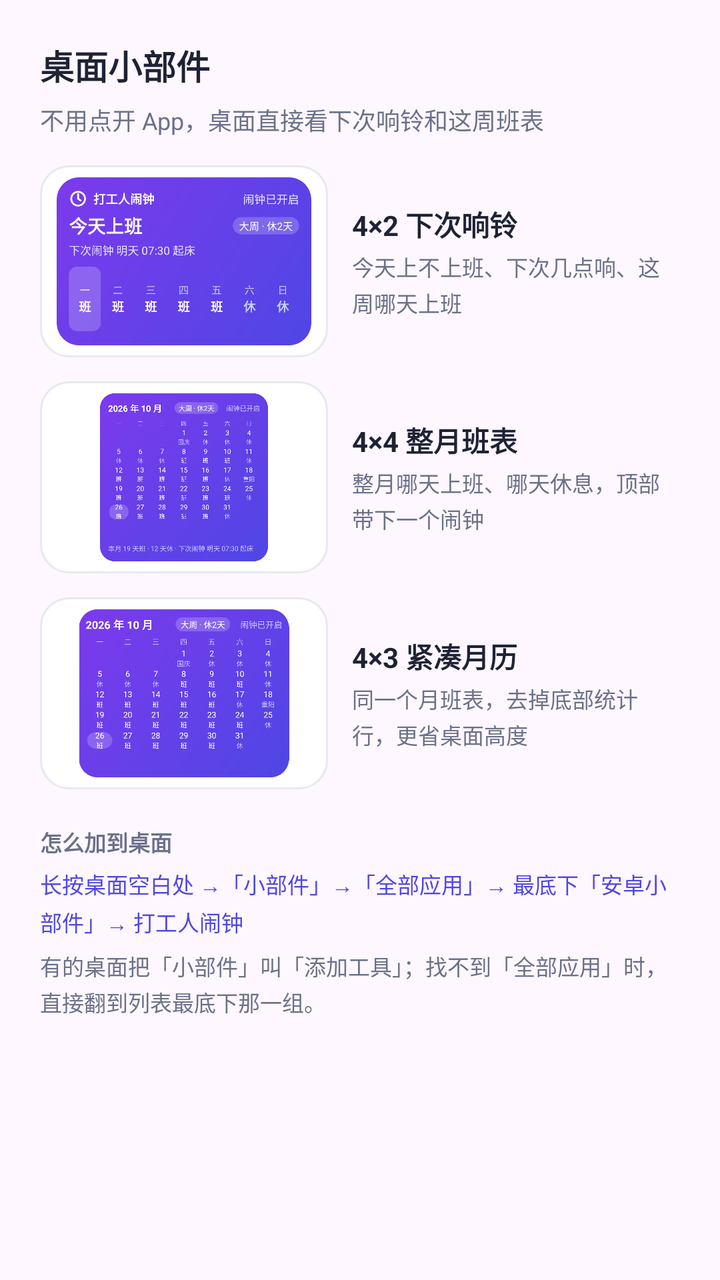
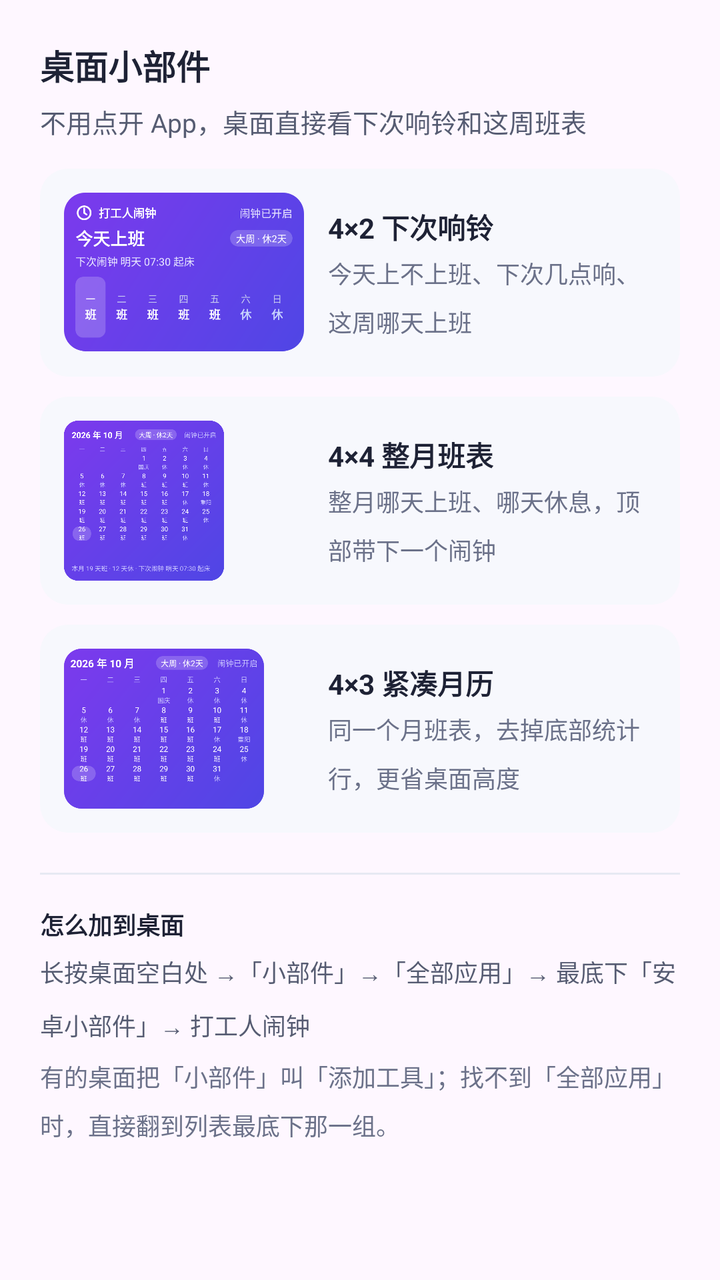

Before-and-after screenshots of an Android layout around one commit, followed by the original layout XML and the change that was made.
<!-- AndroidManifest.xml: application theme Theme.WeekdayAlarm -->
<!-- res/layout/dialog_widgets.xml -->
<?xml version="1.0" encoding="utf-8"?>
<LinearLayout xmlns:android="http://schemas.android.com/apk/res/android"
    android:layout_width="match_parent"
    android:layout_height="wrap_content"
    android:orientation="vertical"
    android:paddingTop="20dp">

    <LinearLayout
        android:layout_width="match_parent"
        android:layout_height="wrap_content"
        android:orientation="vertical"
        android:paddingStart="20dp"
        android:paddingEnd="20dp">

        <TextView
            android:layout_width="match_parent"
            android:layout_height="wrap_content"
            android:text="桌面小部件"
            android:textColor="@color/ink"
            android:textSize="17sp"
            android:textStyle="bold" />

        <TextView
            android:layout_width="match_parent"
            android:layout_height="wrap_content"
            android:layout_marginTop="6dp"
            android:lineSpacingMultiplier="1.2"
            android:text="不用点开 App，桌面直接看下次响铃和这周班表"
            android:textColor="@color/sub"
            android:textSize="12sp" />
    </LinearLayout>

    <ScrollView
        android:id="@+id/dlg_widget_scroll"
        android:layout_width="match_parent"
        android:layout_height="wrap_content"
        android:fadeScrollbars="false"
        android:scrollbars="vertical">

        <LinearLayout
            android:layout_width="match_parent"
            android:layout_height="wrap_content"
            android:orientation="vertical"
            android:paddingStart="20dp"
            android:paddingEnd="20dp"
            android:paddingBottom="14dp">

            
            <LinearLayout
                android:layout_width="match_parent"
                android:layout_height="wrap_content"
                android:layout_marginTop="14dp"
                android:gravity="center_vertical"
                android:orientation="horizontal">

                <ImageView
                    android:layout_width="144dp"
                    android:layout_height="96dp"
                    android:background="@drawable/bg_widget_preview"
                    android:contentDescription="下次响铃预览"
                    android:padding="6dp"
                    android:scaleType="fitCenter"
                    android:src="@drawable/widget_next_alarm_preview" />

                <LinearLayout
                    android:layout_width="0dp"
                    android:layout_height="wrap_content"
                    android:layout_marginStart="12dp"
                    android:layout_weight="1"
                    android:orientation="vertical">

                    <TextView
                        android:layout_width="wrap_content"
                        android:layout_height="wrap_content"
                        android:text="4×2 下次响铃"
                        android:textColor="@color/ink"
                        android:textSize="14sp"
                        android:textStyle="bold" />

                    <TextView
                        android:layout_width="wrap_content"
                        android:layout_height="wrap_content"
                        android:layout_marginTop="3dp"
                        android:lineSpacingExtra="2dp"
                        android:text="今天上不上班、下次几点响、这周哪天上班"
                        android:textColor="@color/sub"
                        android:textSize="11sp" />
                </LinearLayout>
            </LinearLayout>

            <LinearLayout
                android:layout_width="match_parent"
                android:layout_height="wrap_content"
                android:layout_marginTop="12dp"
                android:gravity="center_vertical"
                android:orientation="horizontal">

                <ImageView
                    android:layout_width="144dp"
                    android:layout_height="96dp"
                    android:background="@drawable/bg_widget_preview"
                    android:contentDescription="整月班表预览"
                    android:padding="6dp"
                    android:scaleType="fitCenter"
                    android:src="@drawable/widget_week_schedule_month_preview" />

                <LinearLayout
                    android:layout_width="0dp"
                    android:layout_height="wrap_content"
                    android:layout_marginStart="12dp"
                    android:layout_weight="1"
                    android:orientation="vertical">

                    <TextView
                        android:layout_width="wrap_content"
                        android:layout_height="wrap_content"
                        android:text="4×4 整月班表"
                        android:textColor="@color/ink"
                        android:textSize="14sp"
                        android:textStyle="bold" />

                    <TextView
                        android:layout_width="wrap_content"
                        android:layout_height="wrap_content"
                        android:layout_marginTop="3dp"
                        android:lineSpacingExtra="2dp"
                        android:text="整月哪天上班、哪天休息，顶部带下一个闹钟"
                        android:textColor="@color/sub"
                        android:textSize="11sp" />
                </LinearLayout>
            </LinearLayout>

            <LinearLayout
                android:layout_width="match_parent"
                android:layout_height="wrap_content"
                android:layout_marginTop="12dp"
                android:gravity="center_vertical"
                android:orientation="horizontal">

                <ImageView
                    android:layout_width="144dp"
                    android:layout_height="96dp"
                    android:background="@drawable/bg_widget_preview"
                    android:contentDescription="紧凑月历预览"
                    android:padding="6dp"
                    android:scaleType="fitCenter"
                    android:src="@drawable/widget_month_minimal_preview" />

                <LinearLayout
                    android:layout_width="0dp"
                    android:layout_height="wrap_content"
                    android:layout_marginStart="12dp"
                    android:layout_weight="1"
                    android:orientation="vertical">

                    <TextView
                        android:layout_width="wrap_content"
                        android:layout_height="wrap_content"
                        android:text="4×3 紧凑月历"
                        android:textColor="@color/ink"
                        android:textSize="14sp"
                        android:textStyle="bold" />

                    <TextView
                        android:layout_width="wrap_content"
                        android:layout_height="wrap_content"
                        android:layout_marginTop="3dp"
                        android:lineSpacingExtra="2dp"
                        android:text="同一个月班表，去掉底部统计行，更省桌面高度"
                        android:textColor="@color/sub"
                        android:textSize="11sp" />
                </LinearLayout>
            </LinearLayout>

            
            <TextView
                android:layout_width="match_parent"
                android:layout_height="wrap_content"
                android:layout_marginTop="18dp"
                android:text="怎么加到桌面"
                android:textColor="@color/sub"
                android:textSize="11sp"
                android:textStyle="bold" />

            <TextView
                android:layout_width="match_parent"
                android:layout_height="wrap_content"
                android:layout_marginTop="5dp"
                android:lineSpacingExtra="3dp"
                android:text="长按桌面空白处 →「小部件」→「全部应用」→ 最底下「安卓小部件」→ 打工人闹钟"
                android:textColor="@color/indigo"
                android:textSize="11sp" />

            <TextView
                android:layout_width="match_parent"
                android:layout_height="wrap_content"
                android:layout_marginTop="6dp"
                android:lineSpacingExtra="2dp"
                android:text="有的桌面把「小部件」叫「添加工具」；找不到「全部应用」时，直接翻到列表最底下那一组。"
                android:textColor="@color/sub"
                android:textSize="11sp" />
        </LinearLayout>
    </ScrollView>
</LinearLayout>
<!-- resources referenced by this layout -->
<resources>
  <color name="indigo">#4F46E5</color>
  <color name="ink">#1E2235</color>
  <color name="sub">#6B7189</color>
  <!-- drawable bg_widget_preview (drawable) -->
  <?xml version="1.0" encoding="utf-8"?>
  <shape xmlns:android="http://schemas.android.com/apk/res/android"
      android:shape="rectangle">
      <solid android:color="@color/card" />
      <stroke
          android:width="1dp"
          android:color="@color/line" />
      <corners android:radius="@dimen/radius_row" />
  </shape>
  <!-- drawable widget_month_minimal_preview: png bitmap (drawable-xxhdpi, 85255 bytes) -->
  <!-- drawable widget_next_alarm_preview: png bitmap (drawable-xxhdpi, 58641 bytes) -->
  <!-- drawable widget_week_schedule_month_preview: png bitmap (drawable-xxhdpi, 105205 bytes) -->
  <style name="Theme.WeekdayAlarm" parent="Theme.Material3.DayNight.NoActionBar">
          <item name="colorPrimary">@color/indigo</item>
          <item name="colorPrimaryVariant">@color/indigo_dark</item>
          <item name="colorOnPrimary">@color/white</item>
          <item name="android:statusBarColor">@color/bg</item>
          <item name="android:windowLightStatusBar">true</item>
      </style>
  <color name="card">#FFFFFF</color>
  <color name="line">#E7E9F3</color>
  <dimen name="radius_row">14dp</dimen>
  <color name="indigo_dark">#4338CA</color>
  <color name="white">#FFFFFFFF</color>
  <color name="bg">#F4F5FB</color>
</resources>

<!-- the commit's change to res/layout/dialog_widgets.xml (unified diff, before → after) -->
@@ -3,14 +3,14 @@
     android:layout_width="match_parent"
     android:layout_height="wrap_content"
     android:orientation="vertical"
-    android:paddingTop="20dp">
+    android:paddingTop="@dimen/space_20">
 
     <LinearLayout
         android:layout_width="match_parent"
         android:layout_height="wrap_content"
         android:orientation="vertical"
-        android:paddingStart="20dp"
-        android:paddingEnd="20dp">
+        android:paddingStart="@dimen/space_20"
+        android:paddingEnd="@dimen/space_20">
 
         <TextView
             android:layout_width="match_parent"
@@ -23,11 +23,11 @@
         <TextView
             android:layout_width="match_parent"
             android:layout_height="wrap_content"
-            android:layout_marginTop="6dp"
-            android:lineSpacingMultiplier="1.2"
+            android:layout_marginTop="@dimen/space_6"
+            android:lineSpacingMultiplier="1.5"
             android:text="不用点开 App，桌面直接看下次响铃和这周班表"
-            android:textColor="@color/sub"
-            android:textSize="12sp" />
+            android:textColor="@color/body"
+            android:textSize="13sp" />
     </LinearLayout>
 
     <ScrollView
@@ -41,8 +41,8 @@
             android:layout_width="match_parent"
             android:layout_height="wrap_content"
             android:orientation="vertical"
-            android:paddingStart="20dp"
-            android:paddingEnd="20dp"
+            android:paddingStart="@dimen/space_20"
+            android:paddingEnd="@dimen/space_20"
             android:paddingBottom="14dp">
 
             
@@ -50,22 +50,22 @@
                 android:layout_width="match_parent"
                 android:layout_height="wrap_content"
                 android:layout_marginTop="14dp"
+                android:background="@drawable/bg_dialog_block"
                 android:gravity="center_vertical"
-                android:orientation="horizontal">
+                android:orientation="horizontal"
+                android:padding="@dimen/space_12">
 
                 <ImageView
-                    android:layout_width="144dp"
-                    android:layout_height="96dp"
-                    android:background="@drawable/bg_widget_preview"
+                    android:layout_width="120dp"
+                    android:layout_height="80dp"
                     android:contentDescription="下次响铃预览"
-                    android:padding="6dp"
-                    android:scaleType="fitCenter"
+                    android:scaleType="fitStart"
                     android:src="@drawable/widget_next_alarm_preview" />
 
                 <LinearLayout
                     android:layout_width="0dp"
                     android:layout_height="wrap_content"
-                    android:layout_marginStart="12dp"
+                    android:layout_marginStart="@dimen/space_12"
                     android:layout_weight="1"
                     android:orientation="vertical">
 
@@ -80,34 +80,35 @@
                     <TextView
                         android:layout_width="wrap_content"
                         android:layout_height="wrap_content"
-                        android:layout_marginTop="3dp"
-                        android:lineSpacingExtra="2dp"
+                        android:layout_marginTop="@dimen/space_4"
+                        android:lineSpacingMultiplier="1.4"
                         android:text="今天上不上班、下次几点响、这周哪天上班"
                         android:textColor="@color/sub"
-                        android:textSize="11sp" />
+                        android:textSize="12sp" />
                 </LinearLayout>
             </LinearLayout>
 
+            
             <LinearLayout
                 android:layout_width="match_parent"
                 android:layout_height="wrap_content"
-                android:layout_marginTop="12dp"
+                android:layout_marginTop="@dimen/space_10"
+                android:background="@drawable/bg_dialog_block"
                 android:gravity="center_vertical"
-                android:orientation="horizontal">
+                android:orientation="horizontal"
+                android:padding="@dimen/space_12">
 
                 <ImageView
-                    android:layout_width="144dp"
-                    android:layout_height="96dp"
-                    android:background="@drawable/bg_widget_preview"
+                    android:layout_width="120dp"
+                    android:layout_height="80dp"
                     android:contentDescription="整月班表预览"
-                    android:padding="6dp"
-                    android:scaleType="fitCenter"
+                    android:scaleType="fitStart"
                     android:src="@drawable/widget_week_schedule_month_preview" />
 
                 <LinearLayout
                     android:layout_width="0dp"
                     android:layout_height="wrap_content"
-                    android:layout_marginStart="12dp"
+                    android:layout_marginStart="@dimen/space_12"
                     android:layout_weight="1"
                     android:orientation="vertical">
 
@@ -122,34 +123,35 @@
                     <TextView
                         android:layout_width="wrap_content"
                         android:layout_height="wrap_content"
-                        android:layout_marginTop="3dp"
-                        android:lineSpacingExtra="2dp"
+                        android:layout_marginTop="@dimen/space_4"
+                        android:lineSpacingMultiplier="1.4"
                         android:text="整月哪天上班、哪天休息，顶部带下一个闹钟"
                         android:textColor="@color/sub"
-                        android:textSize="11sp" />
+                        android:textSize="12sp" />
                 </LinearLayout>
             </LinearLayout>
 
+            
             <LinearLayout
                 android:layout_width="match_parent"
                 android:layout_height="wrap_content"
-                android:layout_marginTop="12dp"
+                android:layout_marginTop="@dimen/space_10"
+                android:background="@drawable/bg_dialog_block"
                 android:gravity="center_vertical"
-                android:orientation="horizontal">
+                android:orientation="horizontal"
+                android:padding="@dimen/space_12">
 
                 <ImageView
-                    android:layout_width="144dp"
-                    android:layout_height="96dp"
-                    android:background="@drawable/bg_widget_preview"
+                    android:layout_width="120dp"
+                    android:layout_height="80dp"
                     android:contentDescription="紧凑月历预览"
-                    android:padding="6dp"
-                    android:scaleType="fitCenter"
+                    android:scaleType="fitStart"
                     android:src="@drawable/widget_month_minimal_preview" />
 
                 <LinearLayout
                     android:layout_width="0dp"
                     android:layout_height="wrap_content"
-                    android:layout_marginStart="12dp"
+                    android:layout_marginStart="@dimen/space_12"
                     android:layout_weight="1"
                     android:orientation="vertical">
 
@@ -164,41 +166,49 @@
                     <TextView
                         android:layout_width="wrap_content"
                         android:layout_height="wrap_content"
-                        android:layout_marginTop="3dp"
-                        android:lineSpacingExtra="2dp"
+                        android:layout_marginTop="@dimen/space_4"
+                        android:lineSpacingMultiplier="1.4"
                         android:text="同一个月班表，去掉底部统计行，更省桌面高度"
                         android:textColor="@color/sub"
-                        android:textSize="11sp" />
+                        android:textSize="12sp" />
                 </LinearLayout>
             </LinearLayout>
 
             
+            <View
+                android:layout_width="match_parent"
+                android:layout_height="1dp"
+                android:layout_marginTop="@dimen/space_20"
+                android:background="@color/line" />
+
+            
             <TextView
                 android:layout_width="match_parent"
                 android:layout_height="wrap_content"
-                android:layout_marginTop="18dp"
+                android:layout_marginTop="@dimen/space_16"
                 android:text="怎么加到桌面"
-                android:textColor="@color/sub"
-                android:textSize="11sp"
+                android:textColor="@color/ink"
+                android:textSize="12sp"
                 android:textStyle="bold" />
 
             <TextView
-                android:layout_width="match_parent"
-                android:layout_height="wrap_content"
-                android:layout_marginTop="5dp"
-                android:lineSpacingExtra="3dp"
+                android:id="@+id/tv_widget_path"
+                android:layout_width="match_parent"
+                android:layout_height="wrap_content"
+                android:layout_marginTop="@dimen/space_6"
+                android:lineSpacingMultiplier="1.5"
                 android:text="长按桌面空白处 →「小部件」→「全部应用」→ 最底下「安卓小部件」→ 打工人闹钟"
-                android:textColor="@color/indigo"
-                android:textSize="11sp" />
+                android:textColor="@color/body"
+                android:textSize="12sp" />
 
             <TextView
                 android:layout_width="match_parent"
                 android:layout_height="wrap_content"
-                android:layout_marginTop="6dp"
-                android:lineSpacingExtra="2dp"
+                android:layout_marginTop="@dimen/space_8"
+                android:lineSpacingMultiplier="1.4"
                 android:text="有的桌面把「小部件」叫「添加工具」；找不到「全部应用」时，直接翻到列表最底下那一组。"
                 android:textColor="@color/sub"
-                android:textSize="11sp" />
+                android:textSize="12sp" />
         </LinearLayout>
     </ScrollView>
 </LinearLayout>
<!-- resource entries referenced after the edit -->
@@ -1,16 +1,21 @@
 <!-- resources referenced by this layout -->
 <resources>
+  <color name="body">#565C72</color>
   <color name="indigo">#4F46E5</color>
   <color name="ink">#1E2235</color>
   <color name="sub">#6B7189</color>
-  <!-- drawable bg_widget_preview (drawable) -->
+  <dimen name="space_10">10dp</dimen>
+  <dimen name="space_12">12dp</dimen>
+  <dimen name="space_16">16dp</dimen>
+  <dimen name="space_20">20dp</dimen>
+  <dimen name="space_4">4dp</dimen>
+  <dimen name="space_6">6dp</dimen>
+  <dimen name="space_8">8dp</dimen>
+  <!-- drawable bg_dialog_block (drawable) -->
   <?xml version="1.0" encoding="utf-8"?>
   <shape xmlns:android="http://schemas.android.com/apk/res/android"
       android:shape="rectangle">
-      <solid android:color="@color/card" />
-      <stroke
-          android:width="1dp"
-          android:color="@color/line" />
+      <solid android:color="@color/section_bg" />
       <corners android:radius="@dimen/radius_row" />
   </shape>
   <!-- drawable widget_month_minimal_preview: png bitmap (drawable-xxhdpi, 85255 bytes) -->
@@ -23,7 +28,7 @@
           <item name="android:statusBarColor">@color/bg</item>
           <item name="android:windowLightStatusBar">true</item>
       </style>
-  <color name="card">#FFFFFF</color>
+  <color name="section_bg">#F7F8FD</color>
   <color name="line">#E7E9F3</color>
   <dimen name="radius_row">14dp</dimen>
   <color name="indigo_dark">#4338CA</color>
